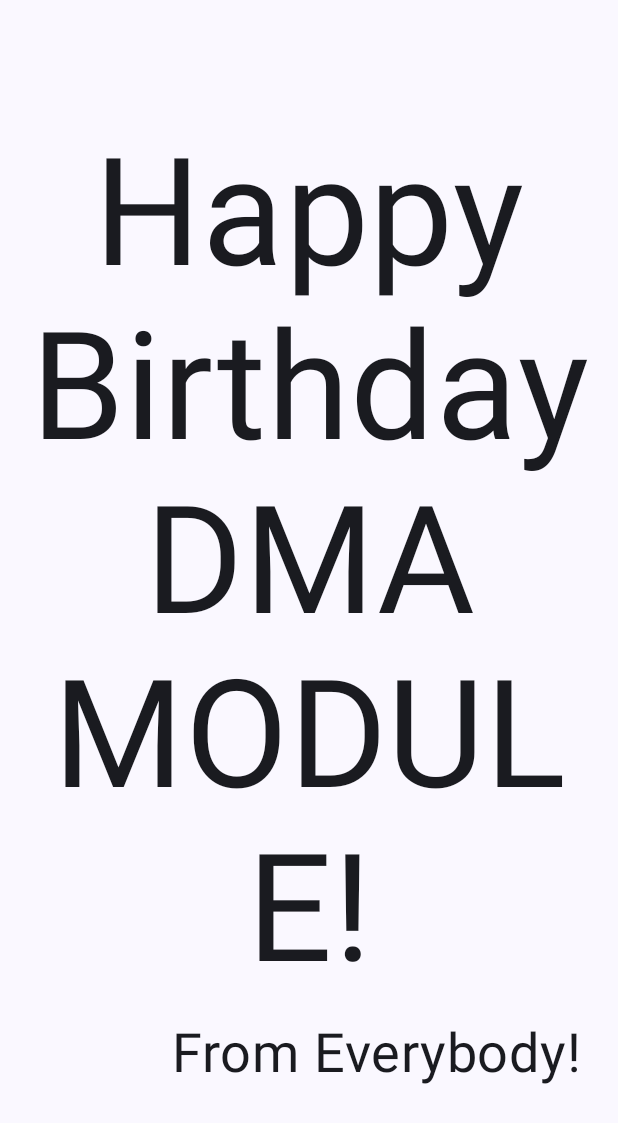
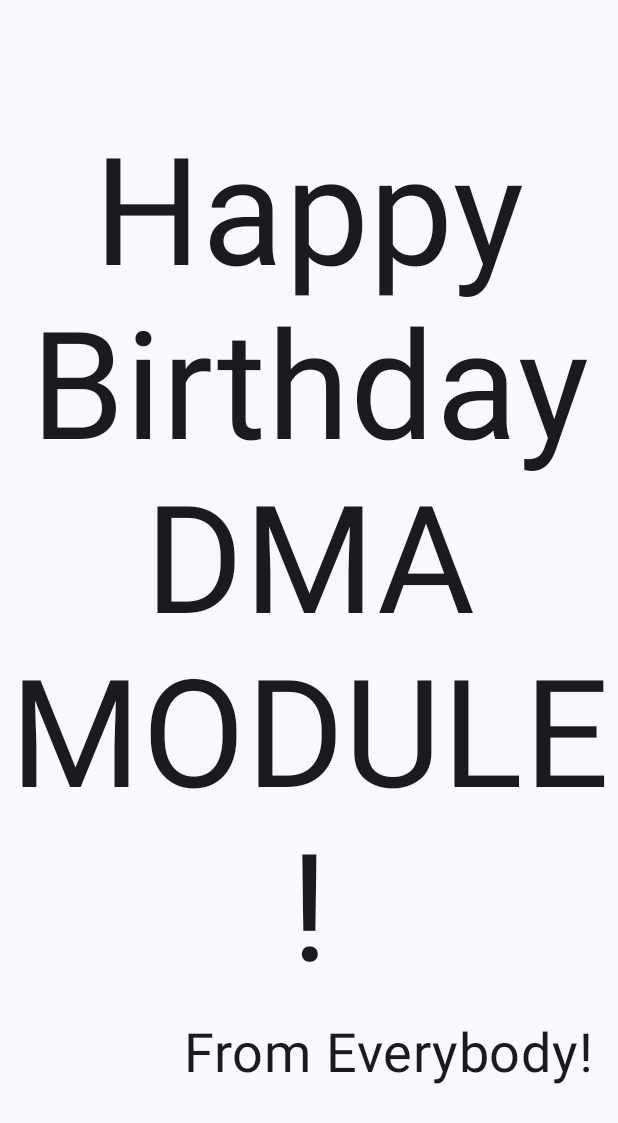
Before and after one commit to yurikajoshi01/DMA-Android-studio-projects, an Android app built with Jetpack Compose: the screen it shows after launch (MainActivity), on a phone screen of 412 x 824 dp. Shown: the top 1123 px of the screen. Run offline under Robolectric (Android 15) with nearby library versions, the light colour scheme and no system bars.

Commit message:
Added modifier parameter in the GreetingText function call in onCreate and removed it from GreetingText composable function.

```diff
--- a/HappyBirthday/app/src/main/java/com/example/happybirthday/MainActivity.kt
+++ b/HappyBirthday/app/src/main/java/com/example/happybirthday/MainActivity.kt
@@ -29,7 +29,7 @@ class MainActivity : ComponentActivity() {
                     modifier = Modifier.fillMaxSize(),
                     color = MaterialTheme.colorScheme.background
                 ) {
-                    GreetingText(message = "Happy Birthday DMA MODULE!" ,from ="From Everybody!")
+                    GreetingText(message = "Happy Birthday DMA MODULE!" ,from ="From Everybody!" ,modifier = Modifier.padding(8.dp))
                 }
             }
         }
@@ -38,8 +38,7 @@ class MainActivity : ComponentActivity() {
 
 @Composable
 fun GreetingText(message: String, from: String, modifier:Modifier = Modifier){
-    Column( verticalArrangement = Arrangement.Center,
-        modifier = modifier.padding(8.dp)
+    Column( verticalArrangement = Arrangement.Center
     ) {
         Text(
             text = message,
```
